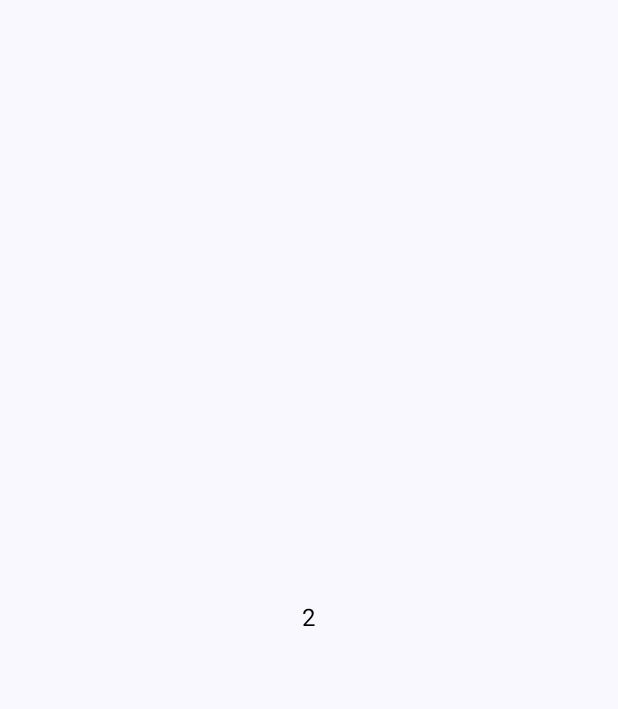
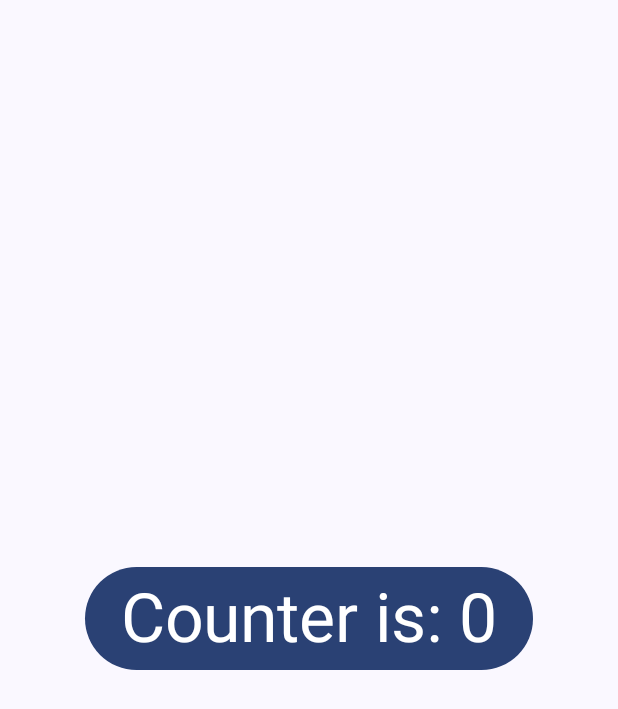
Before and after one commit to gyotro/testKotlinFlowInAndroid, an Android app built with Jetpack Compose: the screen it shows after launch (MainActivity), on a phone screen of 412 x 824 dp. Before the commit the part shown is almost empty. Shown: the top 709 px of the screen. Run offline under Robolectric (Android 15) with nearby library versions, the phone set to English and light mode, and no system bars.

Commit message:
aggiunti state Flow e Shared Flow

```diff
--- a/app/src/main/java/com/example/flowapp/FlowViewModel.kt
+++ b/app/src/main/java/com/example/flowapp/FlowViewModel.kt
@@ -1,12 +1,46 @@
 package com.example.flowapp
 
 import androidx.lifecycle.ViewModel
+import androidx.lifecycle.viewModelScope
+import androidx.lifecycle.viewmodel.compose.viewModel
 import kotlinx.coroutines.delay
-import kotlinx.coroutines.flow.flow
+import kotlinx.coroutines.flow.*
+import kotlinx.coroutines.launch
 
 class FlowViewModel: ViewModel() {
+
+    // ora proviamo uno state Flow: utile quando dobbiamo memorizzare lo stato di uno screen
+    // da best practice si crea uno stateflow mutabile ed uno immutabile
+
+    // stateFlow e ShardedFlow Sono degli hot flow: se non c'è nessuno che li colletta, vengono persi
+    private val _stateFlow = MutableStateFlow(0) // mutable
+    val stateFlow = _stateFlow.asStateFlow() // aggiungendo asStateFlow() lo si fa immutabile
+
+    // stessa cosa con uno sharedFlow
+    private val _sharedFlow = MutableSharedFlow<Int>(replay = 5) // creazione di uno sharedFlow, con replay (non obbligatorio) creiamo una sorta di cache che ci immagazzina il valore
+    val sharedFlow = _sharedFlow.asSharedFlow() // aggiungendo asStateFlow() lo si fa immutabile
+
+    // gli sharedFlow sono utilizzati per catturare eventi che vanno eseguiti una singola volta,
+    // ad esempio in Compose si possono utilizzare con i LaunchedEffect, che vengono utilizzati una sola volta
+
+/*    LaunchedEffect(key1 = "true") {
+        viewModel.sharedFlow.collect{ number ->
+
+        }
+    }*/
+    fun emitSharedFlow(square: Int) {
+        viewModelScope.launch {
+            _sharedFlow.emit( square * square)
+        }
+    }
+
+    fun incrementStateFlow() {
+        _stateFlow.value += 1
+    }
+
     val startingValue = 10
     // dal flow si emettono dei valori (simile a Mono o Flux in Java Reactive
+    // questo modo di creare i flow è detto cold flow, xkè emette valori ed aspetta che qualcuni li colletti
     val countdownFlow = flow<Int> {
         var currentValue = startingValue
         // viene emesso il valore iniziale
--- a/app/src/main/java/com/example/flowapp/MainActivity.kt
+++ b/app/src/main/java/com/example/flowapp/MainActivity.kt
@@ -1,16 +1,17 @@
 package com.example.flowapp
 
+import android.annotation.SuppressLint
 import android.os.Bundle
+import android.util.Log
 import androidx.activity.ComponentActivity
 import androidx.activity.compose.setContent
 import androidx.activity.viewModels
 import androidx.compose.foundation.layout.Box
 import androidx.compose.foundation.layout.fillMaxSize
+import androidx.compose.foundation.layout.size
+import androidx.compose.material3.*
 //import androidx.compose.material.MaterialTheme
 //import androidx.compose.material.Surface
-import androidx.compose.material3.MaterialTheme
-import androidx.compose.material3.Surface
-import androidx.compose.material3.Text
 import androidx.compose.runtime.Composable
 import androidx.compose.runtime.MutableState
 import androidx.compose.runtime.State
@@ -18,30 +19,56 @@ import androidx.compose.runtime.collectAsState
 import androidx.compose.ui.Alignment
 import androidx.compose.ui.Modifier
 import androidx.compose.ui.graphics.Color
+import androidx.compose.ui.text.TextStyle
 import androidx.compose.ui.text.font.FontStyle
+import androidx.compose.ui.text.font.FontWeight
 import androidx.compose.ui.tooling.preview.Preview
+import androidx.compose.ui.unit.TextUnit
+import androidx.compose.ui.unit.dp
 import androidx.lifecycle.ViewModel
 import com.example.flowapp.ui.theme.FlowAppTheme
-import kotlinx.coroutines.flow.Flow
-import kotlinx.coroutines.flow.MutableStateFlow
+import kotlinx.coroutines.flow.*
 
 class MainActivity : ComponentActivity() {
+    @SuppressLint("FlowOperatorInvokedInComposition", "StateFlowValueCalledInComposition")
     override fun onCreate(savedInstanceState: Bundle?) {
         super.onCreate(savedInstanceState)
         setContent {
             FlowAppTheme {
                 val viewModel by viewModels<FlowViewModel>()
                 // raccogliamo le emissioni del Flow
-                val currentValue: State<Int> = viewModel.countdownFlow.collectAsState(viewModel.startingValue)
+                val currentValue: State<Int> = viewModel.countdownFlow
+                    // possiamo fare tutte le classiche operazioni
+                    .filter {
+                    time -> time % 2 == 0
+                }.map { time -> time * 10 }
+                    .onEach {
+                        Log.d("Flow", "printing flow val $it")
+                    }
+                    .collectAsState(viewModel.startingValue)
+                // settiamo il valore dello stateFlow, se non inseriamo collectaAsState il valore non incrementa
+                val count = viewModel.stateFlow.collectAsState(0)
                 // A surface container using the 'background' color from the theme
                 Surface(modifier = Modifier.fillMaxSize(), color = MaterialTheme.colorScheme.background) {
                     Box(modifier = Modifier.fillMaxSize()) {
-                        Text(
+                        /*Text(
                             text = currentValue.value.toString(),
-                            style = MaterialTheme.typography.bodyLarge,
+                            style = MaterialTheme.typography.titleMedium,
+                            fontWeight = FontWeight.Bold,
                             color = Color.Black,
-                            modifier = Modifier.align(Alignment.Center)
-                        )
+                            modifier = Modifier
+                                .size(40.dp)
+                                .align(Alignment.Center)
+                        )*/
+                        Button(onClick = { viewModel.incrementStateFlow() },
+                            modifier = Modifier
+                                .align(Alignment.Center))
+                            {
+                                Text(text = "Counter is: " + count.value.toString(),
+                                    style = MaterialTheme.typography.displayMedium
+                                )
+                            }
+
                     }
                 }
             }
```
